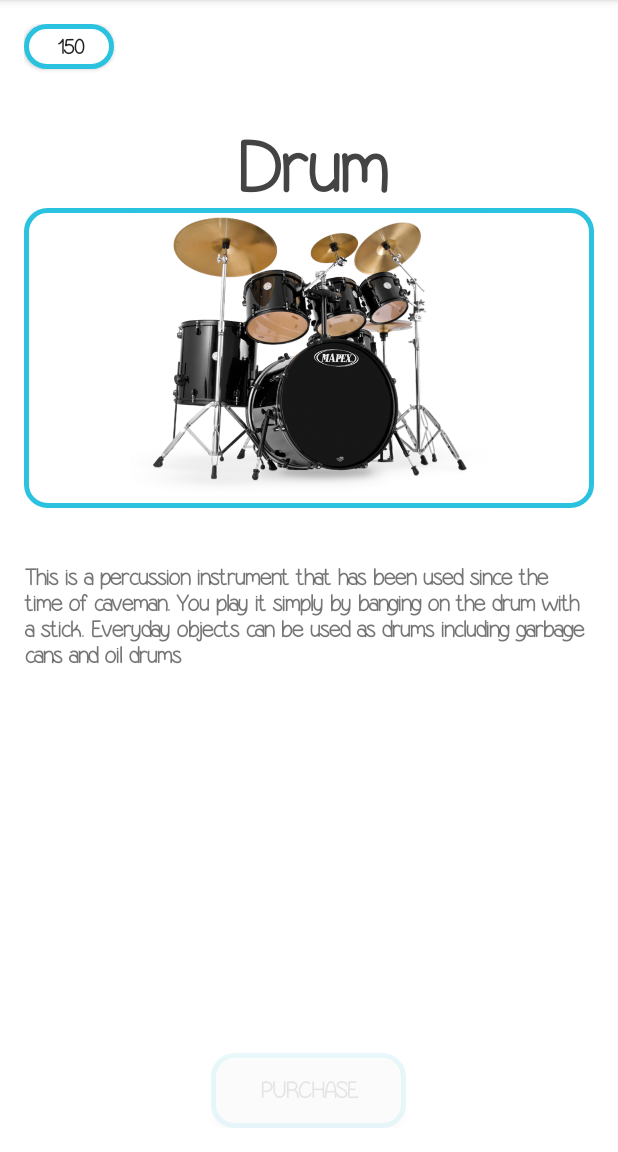
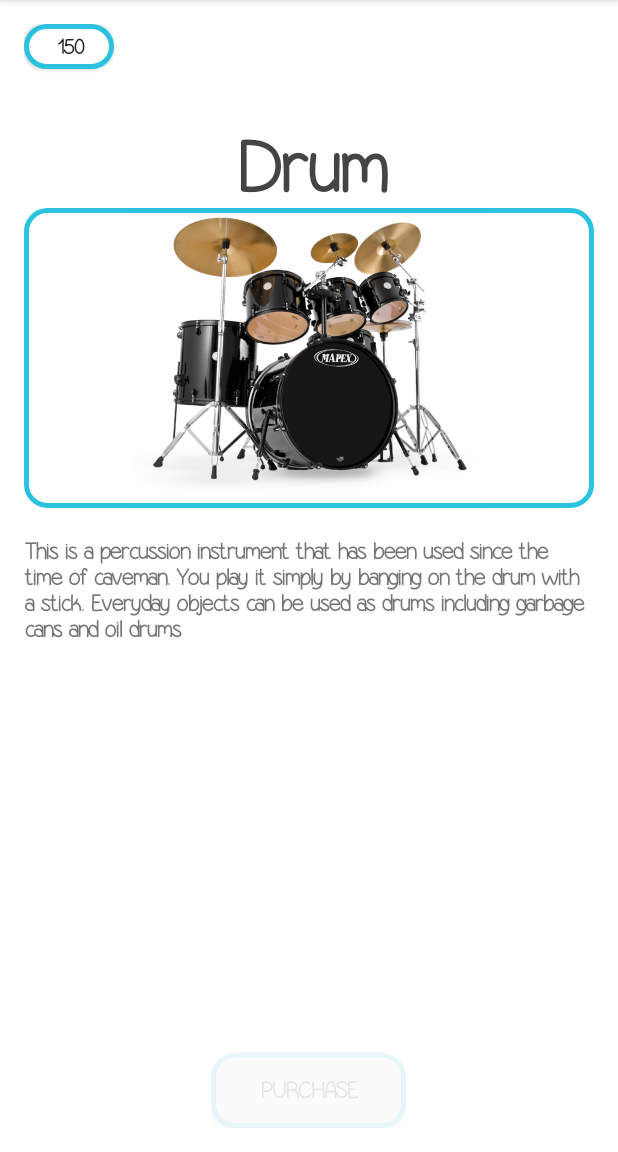
Before and after one commit to jp1022/EduMusic-, an Android app: the DrumActivity screen opened directly, with no data from a screen before it, on a phone screen of 412 x 824 dp, the part 84-1236 px from its top. Run offline under Robolectric (Android 15) with nearby library versions, the phone set to English and light mode, and no system bars.

Commit message:
app done
fin

```diff
--- a/app/src/main/res/layout/activity_drum.xml
+++ b/app/src/main/res/layout/activity_drum.xml
@@ -59,7 +59,7 @@
         android:id="@+id/drum_description"
         android:layout_below="@+id/imageButton"
         android:layout_alignParentEnd="true"
-        android:layout_marginTop="37dp" />
+        android:layout_marginTop="20dp" />
 
     <!-- Button that actually executes the transaction-->
     <Button
--- a/app/src/main/res/layout/activity_piano.xml
+++ b/app/src/main/res/layout/activity_piano.xml
@@ -56,7 +56,7 @@
         android:id="@+id/drum_description"
         android:layout_below="@+id/imageButton"
         android:layout_alignParentEnd="true"
-        android:layout_marginTop="37dp" />
+        android:layout_marginTop="20dp" />
 
     <!-- Button that actually executes the transaction-->
     <Button
```
